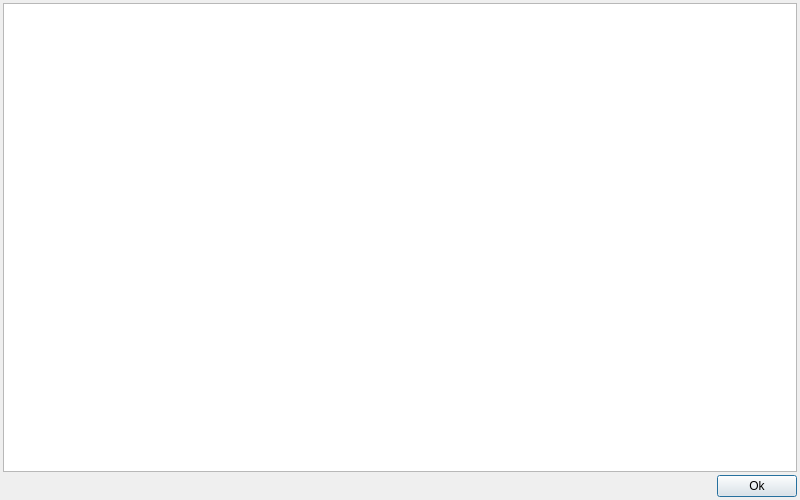
Above: ScrollableTextDialog.ui from marc-sturm/cppGUI before the change. Below: the same form after it.
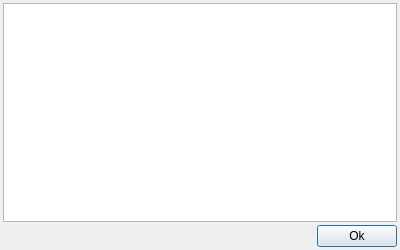
That is the form after the change.

Commit message: ScrollableTextDialog: reduced minimum size

Patch:
```diff
--- a/ScrollableTextDialog.ui
+++ b/ScrollableTextDialog.ui
@@ -6,14 +6,14 @@
    <rect>
     <x>0</x>
     <y>0</y>
-    <width>800</width>
-    <height>500</height>
+    <width>400</width>
+    <height>250</height>
    </rect>
   </property>
   <property name="minimumSize">
    <size>
-    <width>800</width>
-    <height>500</height>
+    <width>400</width>
+    <height>250</height>
    </size>
   </property>
   <property name="windowTitle">
@@ -51,8 +51,8 @@
        <rect>
         <x>0</x>
         <y>0</y>
-        <width>794</width>
-        <height>466</height>
+        <width>394</width>
+        <height>215</height>
        </rect>
       </property>
       <layout class="QVBoxLayout" name="verticalLayout_2">
@@ -73,12 +73,18 @@
        </property>
        <item>
         <widget class="QTextBrowser" name="text_browser">
+         <property name="frameShadow">
+          <enum>QFrame::Shadow::Plain</enum>
+         </property>
          <property name="html">
           <string>&lt;!DOCTYPE HTML PUBLIC &quot;-//W3C//DTD HTML 4.0//EN&quot; &quot;http://www.w3.org/TR/REC-html40/strict.dtd&quot;&gt;
-&lt;html&gt;&lt;head&gt;&lt;meta name=&quot;qrichtext&quot; content=&quot;1&quot; /&gt;&lt;style type=&quot;text/css&quot;&gt;
+&lt;html&gt;&lt;head&gt;&lt;meta name=&quot;qrichtext&quot; content=&quot;1&quot; /&gt;&lt;meta charset=&quot;utf-8&quot; /&gt;&lt;style type=&quot;text/css&quot;&gt;
 p, li { white-space: pre-wrap; }
-&lt;/style&gt;&lt;/head&gt;&lt;body style=&quot; font-family:'MS Shell Dlg 2'; font-size:8.25pt; font-weight:400; font-style:normal;&quot;&gt;
-&lt;p style=&quot;-qt-paragraph-type:empty; margin-top:0px; margin-bottom:0px; margin-left:0px; margin-right:0px; -qt-block-indent:0; text-indent:0px; font-size:8pt;&quot;&gt;&lt;br /&gt;&lt;/p&gt;&lt;/body&gt;&lt;/html&gt;</string>
+hr { height: 1px; border-width: 0; }
+li.unchecked::marker { content: &quot;\2610&quot;; }
+li.checked::marker { content: &quot;\2612&quot;; }
+&lt;/style&gt;&lt;/head&gt;&lt;body style=&quot; font-family:'Segoe UI'; font-size:9pt; font-weight:400; font-style:normal;&quot;&gt;
+&lt;p style=&quot;-qt-paragraph-type:empty; margin-top:0px; margin-bottom:0px; margin-left:0px; margin-right:0px; -qt-block-indent:0; text-indent:0px; font-family:'MS Shell Dlg 2'; font-size:8pt;&quot;&gt;&lt;br /&gt;&lt;/p&gt;&lt;/body&gt;&lt;/html&gt;</string>
          </property>
         </widget>
        </item>
```
Left out of the diff: 4 changed lines with no effect on the pictures.
